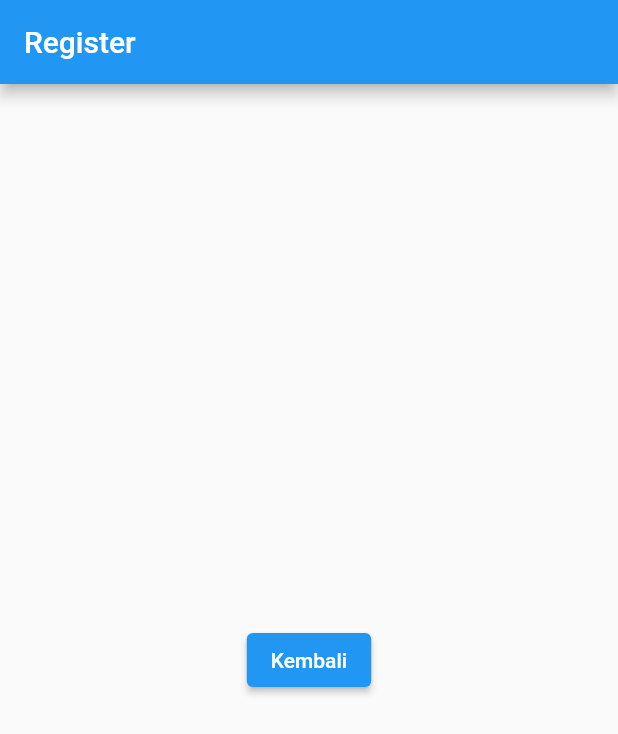
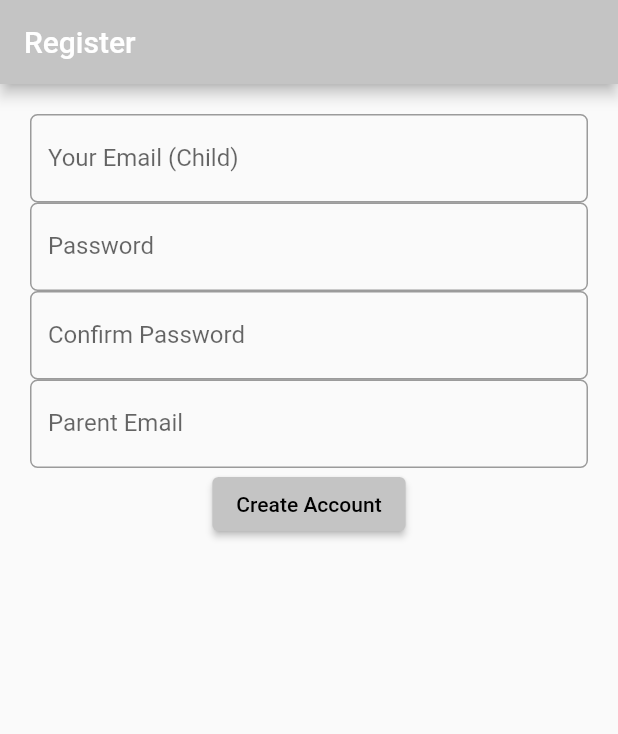
Before and after one commit to leomatt547/mosaik-frontend, a Flutter app: the RegisterPage screen opened directly, on a phone screen of 412 x 824 dp. Shown: the top 734 px of the screen. Run offline on Flutter 3.47's test engine with Material 2 defaults, Android fonts, the phone set to English and light mode, and no system bars.

Commit message:
complete input field

```diff
--- a/lib/register.dart
+++ b/lib/register.dart
@@ -2,19 +2,61 @@ import 'package:flutter/material.dart';
 
 class RegisterPage extends StatelessWidget {
   const RegisterPage({Key? key}) : super(key: key);
+  static final _formKey = GlobalKey<FormState>();
 
   @override
   Widget build(BuildContext context) {
     return Scaffold(
       appBar: AppBar(
         title: const Text('Register'),
+        backgroundColor: const Color.fromARGB(255, 196, 196, 196),
       ),
       body: Center(
-        child: ElevatedButton(
-          onPressed: () {
-            Navigator.pop(context);
-          },
-          child: const Text('Kembali'),
+        child: Form(
+          key: _formKey,
+          child: Container(
+            padding: const EdgeInsets.all(20.0),
+            child: Column(
+              children: [
+                TextFormField(
+                    decoration: InputDecoration(
+                  labelText: "Your Email (Child)",
+                  border: OutlineInputBorder(
+                      borderRadius: BorderRadius.circular(5.0)),
+                )),
+                TextFormField(
+                    decoration: InputDecoration(
+                  labelText: "Password",
+                  border: OutlineInputBorder(
+                      borderRadius: BorderRadius.circular(5.0)),
+                )),
+                TextFormField(
+                    decoration: InputDecoration(
+                  labelText: "Confirm Password",
+                  border: OutlineInputBorder(
+                      borderRadius: BorderRadius.circular(5.0)),
+                )),
+                TextFormField(
+                    decoration: InputDecoration(
+                  labelText: "Parent Email",
+                  border: OutlineInputBorder(
+                      borderRadius: BorderRadius.circular(5.0)),
+                )),
+                ElevatedButton(
+                  style: ElevatedButton.styleFrom(
+                    primary: const Color.fromARGB(255, 196, 196, 196),
+                  ),
+                  child: const Text(
+                    "Create Account",
+                    style: TextStyle(color: Color.fromARGB(255, 0, 0, 0)),
+                  ),
+                  onPressed: () {
+                    if (_formKey.currentState!.validate()) {}
+                  },
+                ),
+              ],
+            ),
+          ),
         ),
       ),
     );
```
